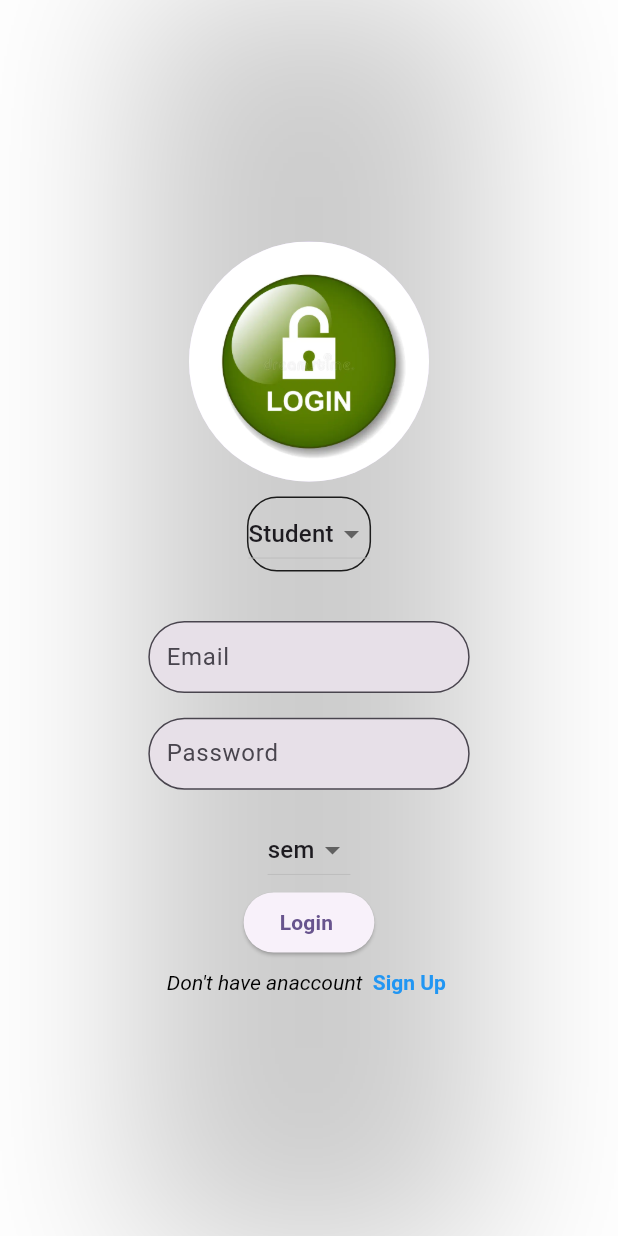
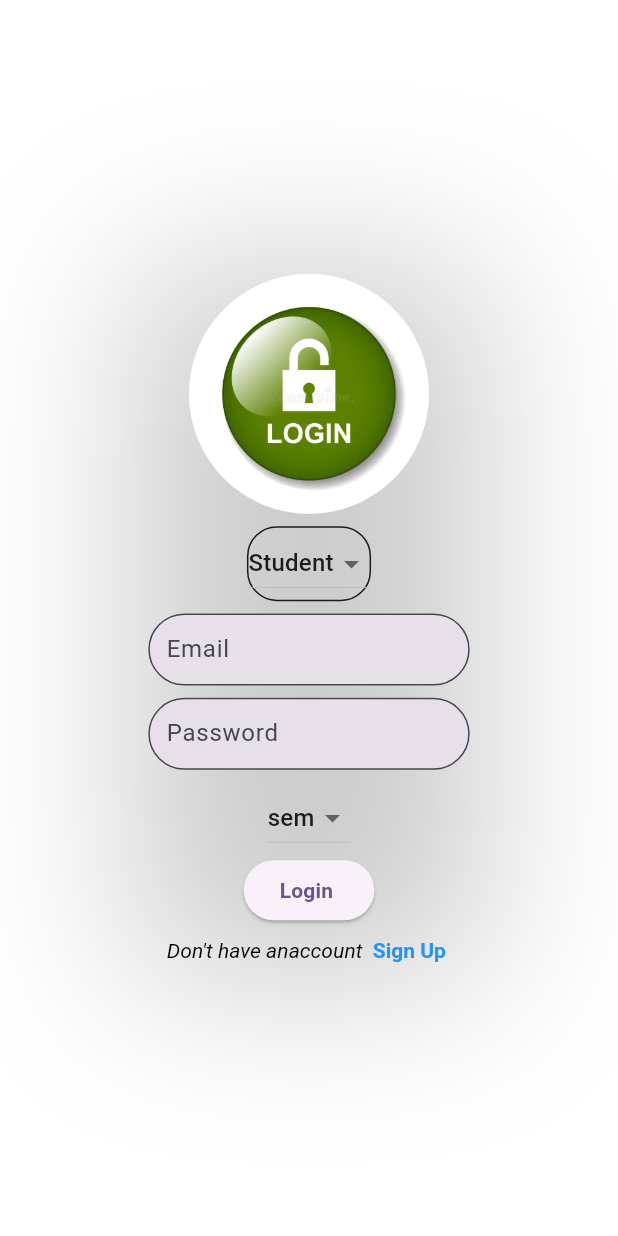
Before and after one commit to divyanshpatidar85/Student-Feedback-System, a Flutter app: the screen it shows after launch, on a phone screen of 412 x 824 dp. Run offline on Flutter 3.47's test engine with Material 2 defaults, Android fonts, the phone set to English and light mode, and no system bars; our stand-ins replace cloud_firestore, cloud_functions, firebase_auth, firebase_core, fl_chart, shared_preferences; accounts and stored records are empty.

Commit message:
new update

```diff
--- a/studentfeedbackform/lib/Analytics.dart/customratingbar.dart
+++ b/studentfeedbackform/lib/Analytics.dart/customratingbar.dart
@@ -1,7 +1,6 @@
 import 'dart:async';
 
 import 'package:flutter/material.dart';
-import 'package:flutter_rating_bar/flutter_rating_bar.dart';
 import 'package:fl_chart/fl_chart.dart';
 
 class CustomRatingBar extends StatefulWidget {
@@ -54,7 +53,7 @@ class _CustomRatingBarState extends State<CustomRatingBar> {
       gridData: FlGridData(
         drawHorizontalLine: true,
         getDrawingHorizontalLine: (value) {
-          return FlLine(
+          return const FlLine(
             color: Colors.black12,
             strokeWidth: 1,
           );
--- a/studentfeedbackform/lib/Splash Screen/flashscreen.dart
+++ b/studentfeedbackform/lib/Splash Screen/flashscreen.dart
@@ -46,7 +46,7 @@ class _FlashScreenState extends State<FlashScreen> {
                 ),
                 child: Container(
                   height: screenSize.height * 0.4,
-                  width: screenSize.width,
+                  width: screenSize.width * 0.4,
                   decoration:
                       BoxDecoration(borderRadius: BorderRadius.circular(2)),
                   // height: screenSize.height * 0.4,
--- a/studentfeedbackform/lib/screen/addfaculty.dart
+++ b/studentfeedbackform/lib/screen/addfaculty.dart
@@ -80,7 +80,7 @@ showSimpleDialog(BuildContext context, String id) {
         return AlertDialog(
             backgroundColor: Colors.white,
             title: const Text(
-              'ADD COURSES ',
+              'Add Faculty ',
               style:
                   TextStyle(color: Colors.black, fontWeight: FontWeight.bold),
             ),
--- a/studentfeedbackform/lib/screen/loginscreen.dart
+++ b/studentfeedbackform/lib/screen/loginscreen.dart
@@ -82,6 +82,9 @@ class _LoginScreenState extends State<LoginScreen> {
                 ),
                 // height: screenSize.height * 0.5,
                 width: screenSize.width * .52,
+                child: Scrollbar(
+                  child: SingleChildScrollView(
+                    scrollDirection: Axis.vertical,
                     child: Column(
                       mainAxisAlignment: MainAxisAlignment.center,
                       crossAxisAlignment: CrossAxisAlignment.center,
@@ -90,15 +93,16 @@ class _LoginScreenState extends State<LoginScreen> {
                           radius: 80,
                           backgroundImage: AssetImage('asset/image/login.webp'),
                         ),
-                    const SizedBox(
-                      height: 10,
+                        SizedBox(
+                          height: screenSize.height * 0.01,
                         ),
                         Container(
                           decoration: BoxDecoration(
                             borderRadius: BorderRadius.circular(20),
                             border: Border.all(
                               color: Colors.black87,
-                          )),
+                            ),
+                          ),
                           child: DropdownButton<String>(
                             value: selectedUserType,
                             onChanged: (String? newValue) {
@@ -118,7 +122,7 @@ class _LoginScreenState extends State<LoginScreen> {
                           ),
                         ),
                         SizedBox(
-                      height: screenSize.height * 0.04,
+                          height: screenSize.height * 0.01,
                         ),
                         TextFieldInput(
                           hintText: 'Email',
@@ -127,7 +131,7 @@ class _LoginScreenState extends State<LoginScreen> {
                           textInputType: TextInputType.emailAddress,
                         ),
                         SizedBox(
-                      height: screenSize.height * 0.02,
+                          height: screenSize.height * 0.01,
                         ),
                         TextFieldInput(
                             hintText: 'Password',
@@ -135,7 +139,7 @@ class _LoginScreenState extends State<LoginScreen> {
                             isPass: true,
                             textInputType: TextInputType.text),
                         SizedBox(
-                      height: screenSize.height * 0.02,
+                          height: screenSize.height * 0.01,
                         ),
                         selectedUserType == 'Student'
                             ? DropdownButton<String>(
@@ -147,8 +151,8 @@ class _LoginScreenState extends State<LoginScreen> {
                                     setState(() {});
                                   }
                                 },
-                            items: sem
-                                .map<DropdownMenuItem<String>>((String value) {
+                                items: sem.map<DropdownMenuItem<String>>(
+                                    (String value) {
                                   return DropdownMenuItem<String>(
                                     value: value,
                                     child: Text(value),
@@ -253,6 +257,8 @@ class _LoginScreenState extends State<LoginScreen> {
                       ],
                     ),
                   ),
+                ),
+              ),
             ],
           ),
         ),
```
Also changed, not shown: studentfeedbackform/lib/anyaliticalscreen/faculty_analytical_screen.dart (+5 -5 lines), studentfeedbackform/lib/screen/FacultyAddUiBothPArtOFUIAndRAting/addcourseui.dart (added, +43 -0 lines), studentfeedbackform/lib/screen/addcourse.dart (+85 -3 lines), studentfeedbackform/lib/screen/bottomappbar.dart (+5 -5 lines). Lines whose indentation alone changed are shown as unchanged.
